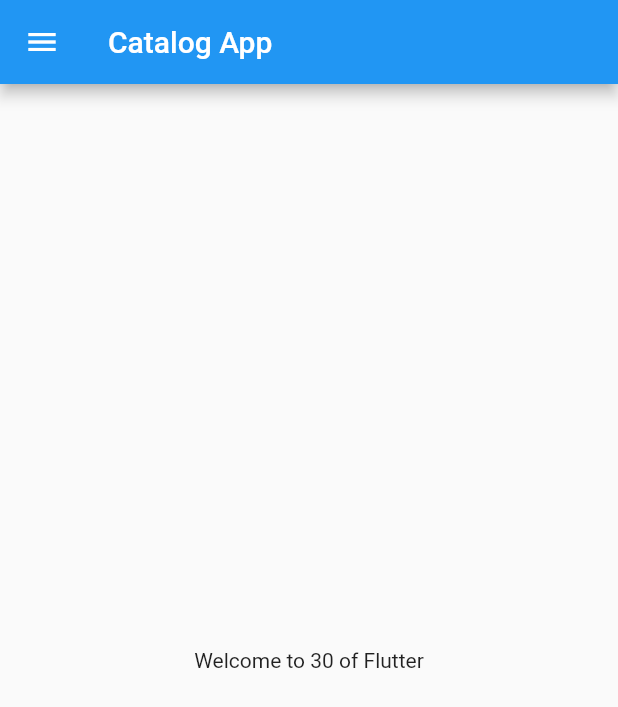
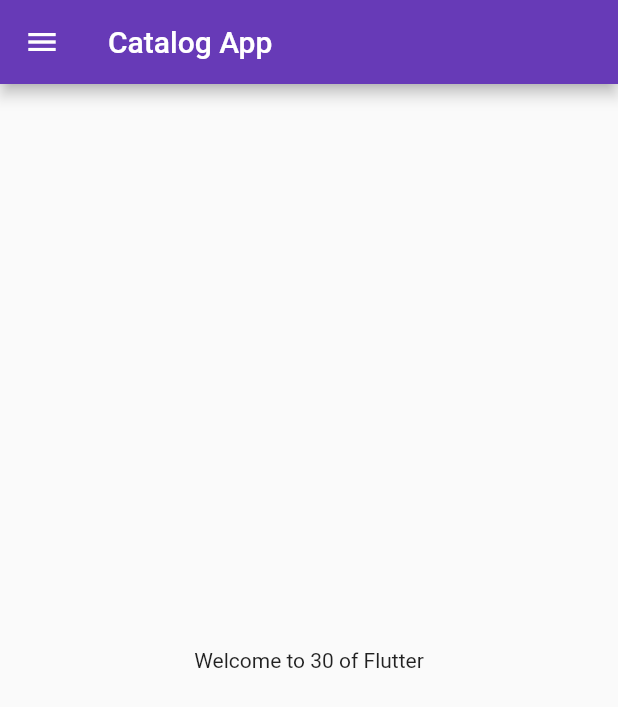
Before and after one commit to urvin-savla/flutter-catalog-app, a Flutter app: the screen it shows after launch, on a phone screen of 412 x 824 dp. Shown: the top 707 px of the screen. Run offline on Flutter 3.47's test engine with Material 2 defaults, Android fonts, the phone set to English and light mode, and no system bars.

Commit message:
Day 3 completed

```diff
--- a/lib/main.dart
+++ b/lib/main.dart
@@ -1,5 +1,6 @@
 import "package:flutter/material.dart";
-import './homepage.dart';
+import 'package:flutter_catalog/login_page.dart';
+import 'package:flutter_catalog/home_page.dart';
 
 void main() {
   runApp(MyApp());
@@ -11,7 +12,15 @@ class MyApp extends StatelessWidget {
   @override
   Widget build(BuildContext context) {
     return MaterialApp(
-      home: HomePage(),
+      themeMode: ThemeMode.light,
+      theme: ThemeData(primarySwatch: Colors.deepPurple),
+      darkTheme: ThemeData(brightness: Brightness.dark),
+      initialRoute: "/home",
+      routes: {
+        "/": (context) => LoginPage(),
+        "/home": (context) => HomePage(),
+        "/login": (login) => LoginPage()
+      },
     );
   }
 }
```
Also changed, not shown: lib/login_page.dart (added, +17 -0 lines), lib/home_page.dart (renamed from lib/homepage.dart).
